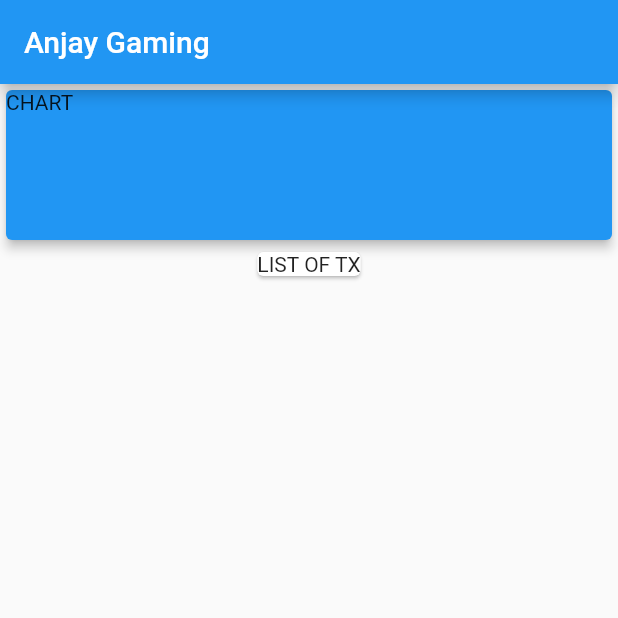
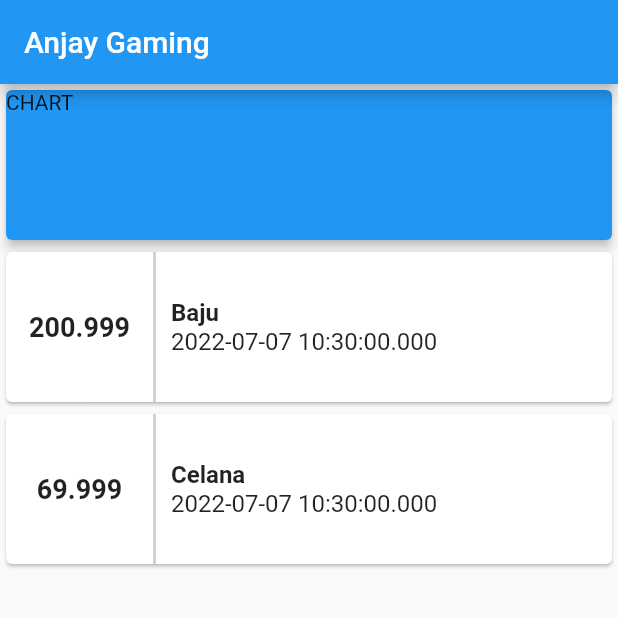
Before and after one commit to RafyDjauhari/DN-Second-App, a Flutter app: the screen it shows after launch, on a phone screen of 412 x 824 dp, the top half of it. Run offline on Flutter 3.47's test engine with Material 2 defaults, Android fonts, the phone set to English and light mode, and no system bars.

Commit message:
Update 2

```diff
--- a/lib/main.dart
+++ b/lib/main.dart
@@ -1,4 +1,5 @@
 import 'package:flutter/material.dart';
+import './transaction.dart';
 
 void main() {
   runApp(MyApp());
@@ -15,6 +16,21 @@ class MyApp extends StatelessWidget {
 }
 
 class MyHomePage extends StatelessWidget {
+  final List<Transaction> transaction = [
+    Transaction(
+      id: "A1",
+      title: "Baju",
+      amount: 200.999,
+      date: DateTime.now(),
+    ),
+    Transaction(
+      id: "A2",
+      title: "Celana",
+      amount: 69.999,
+      date: DateTime.now(),
+    ),
+  ];
+
   @override
   Widget build(BuildContext context) {
     return Scaffold(
@@ -32,9 +48,53 @@ class MyHomePage extends StatelessWidget {
               ),
               elevation: 3,
               color: Colors.blue),
-          Card(
-            child: Text("LIST OF TX"),
-          )
+          Column(
+            children: transaction.map((tx) {
+              return Card(
+                child: Row(
+                  children: [
+                    Container(
+                      decoration: BoxDecoration(
+                        border: Border(
+                          right: BorderSide(
+                              width: 2,
+                              color: Color.fromARGB(255, 210, 210, 210)),
+                        ),
+                      ),
+                      alignment: Alignment.center,
+                      width: 100,
+                      height: 100,
+                      child: Text(
+                        tx.amount.toString(),
+                        style: TextStyle(
+                            fontWeight: FontWeight.bold, fontSize: 18),
+                      ),
+                    ),
+                    Container(
+                      width: 284,
+                      height: 100,
+                      padding: EdgeInsets.only(left: 10),
+                      child: Column(
+                        mainAxisAlignment: MainAxisAlignment.center,
+                        crossAxisAlignment: CrossAxisAlignment.start,
+                        children: [
+                          Text(
+                            tx.title,
+                            style: TextStyle(
+                                fontSize: 16, fontWeight: FontWeight.bold),
+                          ),
+                          Text(
+                            tx.date.toString(),
+                            style: TextStyle(fontSize: 16),
+                          ),
+                        ],
+                      ),
+                    )
+                  ],
+                ),
+              );
+            }).toList(),
+          ),
         ],
       ),
     );
--- /dev/null
+++ b/lib/transaction.dart
@@ -0,0 +1,12 @@
+class Transaction {
+  final String id;
+  final String title;
+  final double amount;
+  final DateTime date;
+
+  Transaction(
+      {required this.id,
+      required this.title,
+      required this.amount,
+      required this.date});
+}
```
